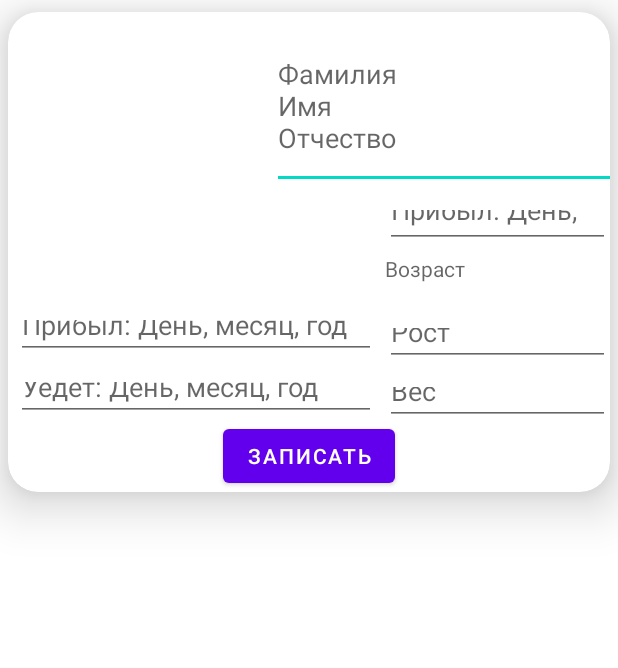
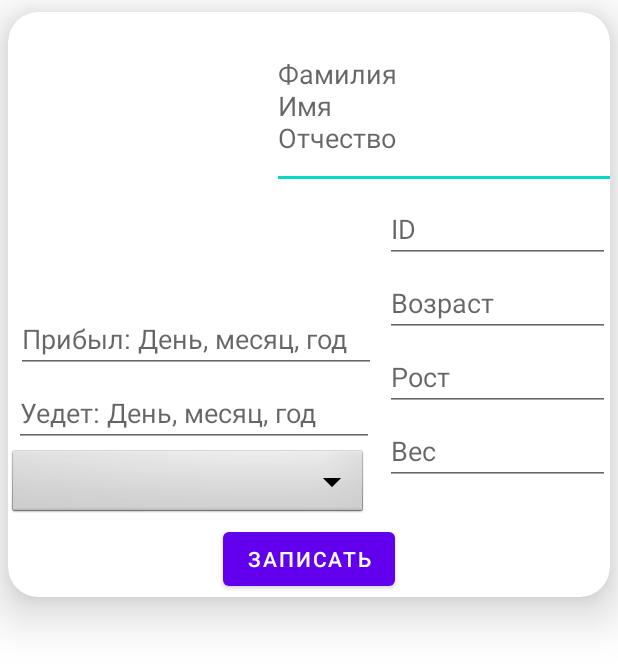
Before and after one commit to downwine/Pisos, an Android app: the layout filling_card.xml on its own in the app's theme, with its tools: preview values and no code run, on a phone screen of 412 x 824 dp. Shown: the top 668 px of the screen. Run offline under Robolectric (Android 15) with nearby library versions, the phone set to English and light mode, and no system bars.

Commit message:
criminal case

```diff
--- a/app/src/main/java/com/example/myapplication/CardAdapter.java
+++ b/app/src/main/java/com/example/myapplication/CardAdapter.java
@@ -36,7 +36,7 @@ public class CardAdapter extends RecyclerView.Adapter<CardAdapter.ViewHolder> {
         Locale locale = new Locale("ru");
         Locale.setDefault(locale);
         //holder.photoView.setImageResource(cardDataModel.getPhoto());
-        holder.idView.setText("ID: " + cardDataModel.getId());
+        holder.caseView.setText(cardDataModel.getName_criminal_case());
         holder.fioView.setText(cardDataModel.getFio());
         holder.ageView.setText("Возраст: " + cardDataModel.getAge().toString());
         holder.heightView.setText("Рост: " + cardDataModel.getHeight().toString());
@@ -52,11 +52,11 @@ public class CardAdapter extends RecyclerView.Adapter<CardAdapter.ViewHolder> {
 
     public static class ViewHolder extends RecyclerView.ViewHolder {
         //final ImageView photoView;
-        final TextView ageView, fioView, heightView, weightView, idView, welcomeView, byeView;
+        final TextView ageView, fioView, heightView, weightView, caseView, welcomeView, byeView;
         ViewHolder(View view){
             super(view);
             //photoView = view.findViewById(R.id.prisoner_img);
-            idView = view.findViewById(R.id.id_txt);
+            caseView = view.findViewById(R.id.case_txt);
             fioView = view.findViewById(R.id.fio_txt);
             ageView = view.findViewById(R.id.age_txt);
             heightView = view.findViewById(R.id.height_txt);
--- a/app/src/main/java/com/example/myapplication/entities/Case.java
+++ b/app/src/main/java/com/example/myapplication/entities/CrimCase.java
@@ -1,9 +1,9 @@
 package com.example.myapplication.entities;
 
-public class Case {
+public class CrimCase {
     public String id, name,description;
 
-    public Case(String id, String name, String description) {
+    public CrimCase(String id, String name, String description) {
         this.id = id;
         this.name = name;
         this.description = description;
--- a/app/src/main/java/com/example/myapplication/entities/Prisoner.java
+++ b/app/src/main/java/com/example/myapplication/entities/Prisoner.java
@@ -8,13 +8,13 @@ public class Prisoner {
     public Double height;
     public Double weight;
     public Date welcome, bye;
-    public Case id_criminal_case;
+    public String id_criminal_Crim_case;
 
     public Prisoner() {
 
     }
 
-    public Prisoner(String name, Integer age, Double height, Double weight, String id, Date welcome, Date bye) {
+    public Prisoner(String name, Integer age, Double height, Double weight, String id, Date welcome, Date bye, String id_criminal_Crim_case) {
         this.id = id;
         this.name = name;
         this.age = age;
@@ -22,6 +22,6 @@ public class Prisoner {
         this.weight = weight;
         this.welcome = welcome;
         this.bye = bye;
-//        this.id_criminal_case = id_criminal_case;
+        this.id_criminal_Crim_case = id_criminal_Crim_case;
     }
 }
--- a/app/src/main/java/com/example/myapplication/write/Prisoner_WriteActivity.java
+++ b/app/src/main/java/com/example/myapplication/write/Prisoner_WriteActivity.java
@@ -5,7 +5,7 @@ import android.view.View;
 
 import androidx.appcompat.app.AppCompatActivity;
 
-import com.example.myapplication.entities.Case;
+import com.example.myapplication.entities.CrimCase;
 import com.google.firebase.database.DatabaseReference;
 import com.google.firebase.database.FirebaseDatabase;
 
@@ -18,7 +18,7 @@ public class Prisoner_WriteActivity extends AppCompatActivity {
     private Integer age;
     private Float height, weight;
     private Date welcome, bye;
-    private Case id_criminal_case;
+    private CrimCase id_criminal_Crim_case;
 
     @Override
     protected void onCreate(Bundle savedInstanceState) {
--- a/app/src/main/res/layout/card_item.xml
+++ b/app/src/main/res/layout/card_item.xml
@@ -53,7 +53,7 @@
             app:layout_constraintEnd_toEndOf="parent"
             app:layout_constraintHorizontal_bias="1.0"
             app:layout_constraintStart_toEndOf="@+id/prisoner_img"
-            app:layout_constraintTop_toBottomOf="@+id/id_txt" />
+            app:layout_constraintTop_toBottomOf="@+id/case_txt" />
 
         <TextView
             android:id="@+id/height_txt"
@@ -83,7 +83,7 @@
             app:layout_constraintVertical_bias="1.0" />
 
         <TextView
-            android:id="@+id/id_txt"
+            android:id="@+id/case_txt"
             android:layout_width="150dp"
             android:layout_height="35dp"
             android:layout_marginStart="20dp"
--- a/app/src/main/res/layout/filling_card.xml
+++ b/app/src/main/res/layout/filling_card.xml
@@ -1,13 +1,13 @@
 <?xml version="1.0" encoding="utf-8"?>
 <androidx.cardview.widget.CardView xmlns:tools="http://schemas.android.com/tools"
-    android:id="@+id/prisoner"
+    android:id="@+id/prisoner1"
     android:layout_width="match_parent"
     android:foreground="?android:selectableItemBackground"
     android:clickable="true"
     app:cardCornerRadius="20dp"
     app:cardElevation="20dp"
     android:focusable="true"
-    android:layout_height="320dp"
+    android:layout_height="390dp"
     android:layout_marginTop="8dp"
     android:layout_marginBottom="8dp"
     android:layout_marginLeft="5dp"
@@ -17,11 +17,11 @@
 
     <androidx.constraintlayout.widget.ConstraintLayout
         android:layout_width="match_parent"
-        android:layout_height="320dp"
+        android:layout_height="390dp"
         android:orientation="horizontal">
 
         <ImageView
-            android:id="@+id/prisoner_img"
+            android:id="@+id/prisoner_ed"
             android:layout_width="160dp"
             android:layout_height="180dp"
             android:layout_marginStart="5dp"
@@ -31,7 +31,7 @@
 
         <EditText
             android:hint="Фамилия\nИмя\nОтчество"
-            android:id="@+id/fio_txt"
+            android:id="@+id/fio_ed"
             android:ems="10"
             android:layout_width="230dp"
             android:layout_height="110dp"
@@ -39,27 +39,28 @@
             android:layout_marginTop="8dp"
             android:textColor="@color/black"
             app:layout_constraintEnd_toEndOf="parent"
-            app:layout_constraintStart_toEndOf="@+id/prisoner_img"
+            app:layout_constraintStart_toEndOf="@+id/prisoner_ed"
             app:layout_constraintTop_toTopOf="parent" />
 
-        <TextView
-            android:id="@+id/age_txt"
+        <EditText
+            android:id="@+id/age_ed"
             android:layout_width="150dp"
-            android:layout_height="35dp"
+            android:layout_height="45dp"
             android:layout_marginStart="20dp"
+            android:layout_marginTop="4dp"
+            android:ems="10"
             android:hint="Возраст"
-            android:ems="10"
             android:textColor="@color/black"
-            android:layout_marginTop="4dp"
+            android:textSize="18sp"
             app:layout_constraintEnd_toEndOf="parent"
             app:layout_constraintHorizontal_bias="1.0"
-            app:layout_constraintStart_toEndOf="@+id/prisoner_img"
-            app:layout_constraintTop_toBottomOf="@+id/id_txt" />
+            app:layout_constraintStart_toEndOf="@+id/prisoner_ed"
+            app:layout_constraintTop_toBottomOf="@+id/id_ed" />
 
         <EditText
-            android:id="@+id/height_txt"
+            android:id="@+id/height_ed"
             android:layout_width="150dp"
-            android:layout_height="35dp"
+            android:layout_height="45dp"
             android:hint="Рост"
             android:ems="10"
             android:layout_marginTop="4dp"
@@ -67,13 +68,13 @@
             android:textColor="@color/black"
             app:layout_constraintEnd_toEndOf="parent"
             app:layout_constraintHorizontal_bias="1.0"
-            app:layout_constraintStart_toEndOf="@+id/prisoner_img"
-            app:layout_constraintTop_toBottomOf="@+id/age_txt" />
+            app:layout_constraintStart_toEndOf="@+id/prisoner_ed"
+            app:layout_constraintTop_toBottomOf="@+id/age_ed" />
 
         <EditText
-            android:id="@+id/weight_txt"
+            android:id="@+id/weight_ed"
             android:layout_width="150dp"
-            android:layout_height="35dp"
+            android:layout_height="45dp"
             android:hint="Вес"
             android:layout_marginStart="20dp"
             android:layout_marginTop="4dp"
@@ -81,55 +82,67 @@
             android:textColor="@color/black"
             app:layout_constraintEnd_toEndOf="parent"
             app:layout_constraintHorizontal_bias="1.0"
-            app:layout_constraintStart_toEndOf="@+id/prisoner_img"
-            app:layout_constraintTop_toBottomOf="@+id/height_txt"
+            app:layout_constraintStart_toEndOf="@+id/prisoner_ed"
+            app:layout_constraintTop_toBottomOf="@+id/height_ed"
             app:layout_constraintVertical_bias="1.0" />
 
         <EditText
-            android:id="@+id/id_txt"
-            android:hint="Прибыл: День, месяц, год"
+            android:id="@+id/id_ed"
+            android:hint="ID"
             android:layout_width="150dp"
-            android:layout_height="35dp"
+            android:layout_height="45dp"
             android:layout_marginStart="20dp"
             android:layout_marginTop="4dp"
             android:textColor="@color/black"
             app:layout_constraintEnd_toEndOf="parent"
             app:layout_constraintHorizontal_bias="1.0"
-            app:layout_constraintStart_toEndOf="@+id/prisoner_img"
-            app:layout_constraintTop_toBottomOf="@+id/fio_txt" />
+            app:layout_constraintStart_toEndOf="@+id/prisoner_ed"
+            app:layout_constraintTop_toBottomOf="@+id/fio_ed" />
 
         <EditText
-            android:id="@+id/welcome_txt"
+            android:id="@+id/welcome_ed"
             android:layout_width="240dp"
             android:hint="Прибыл: День, месяц, год"
-            android:layout_height="36dp"
+            android:layout_height="45dp"
             android:layout_marginStart="5dp"
             android:layout_marginTop="5dp"
             android:textColor="@color/black"
             app:layout_constraintStart_toStartOf="parent"
-            app:layout_constraintTop_toBottomOf="@+id/prisoner_img" />
+            app:layout_constraintTop_toBottomOf="@+id/prisoner_ed" />
 
         <EditText
-            android:id="@+id/bye_txt"
+            android:id="@+id/bye_ed"
             android:layout_width="240dp"
-            android:layout_height="36dp"
-            android:layout_marginTop="5dp"
+            android:layout_height="45dp"
+            android:layout_marginStart="4dp"
+            android:layout_marginTop="4dp"
             android:ems="10"
             android:hint="Уедет: День, месяц, год"
-            android:layout_marginStart="5dp"
             android:textColor="@color/black"
+            android:textSize="18sp"
             app:layout_constraintStart_toStartOf="parent"
-            app:layout_constraintTop_toBottomOf="@+id/welcome_txt" />
+            app:layout_constraintTop_toBottomOf="@+id/welcome_ed" />
+
+        <Spinner
+            android:id="@+id/spinner1"
+            android:layout_width="240dp"
+            android:layout_height="wrap_content"
+            android:background="@android:drawable/btn_dropdown"
+            android:hint="Статья"
+            android:spinnerMode="dropdown"
+            app:layout_constraintStart_toStartOf="parent"
+            app:layout_constraintTop_toBottomOf="@+id/bye_ed" />
 
         <Button
-            android:id="@+id/button4"
+            android:id="@+id/buttonWrite"
             android:layout_width="wrap_content"
             android:layout_height="wrap_content"
             android:onClick="onClickWrite"
             android:text="Записать"
             app:layout_constraintBottom_toBottomOf="parent"
             app:layout_constraintEnd_toEndOf="parent"
-            app:layout_constraintStart_toStartOf="parent" />
+            app:layout_constraintStart_toStartOf="parent"
+            app:layout_constraintTop_toBottomOf="@+id/spinner1" />
     </androidx.constraintlayout.widget.ConstraintLayout>
 
 </androidx.cardview.widget.CardView>
```
Also changed, not shown: app/src/main/AndroidManifest.xml (+11 -0 lines), app/src/main/java/com/example/myapplication/CardDataModel.java (+13 -11 lines), app/src/main/java/com/example/myapplication/ui/cards/CardsFragment.java (+12 -33 lines), app/src/main/java/com/example/myapplication/write/WriteActivity.java (+23 -44 lines).
